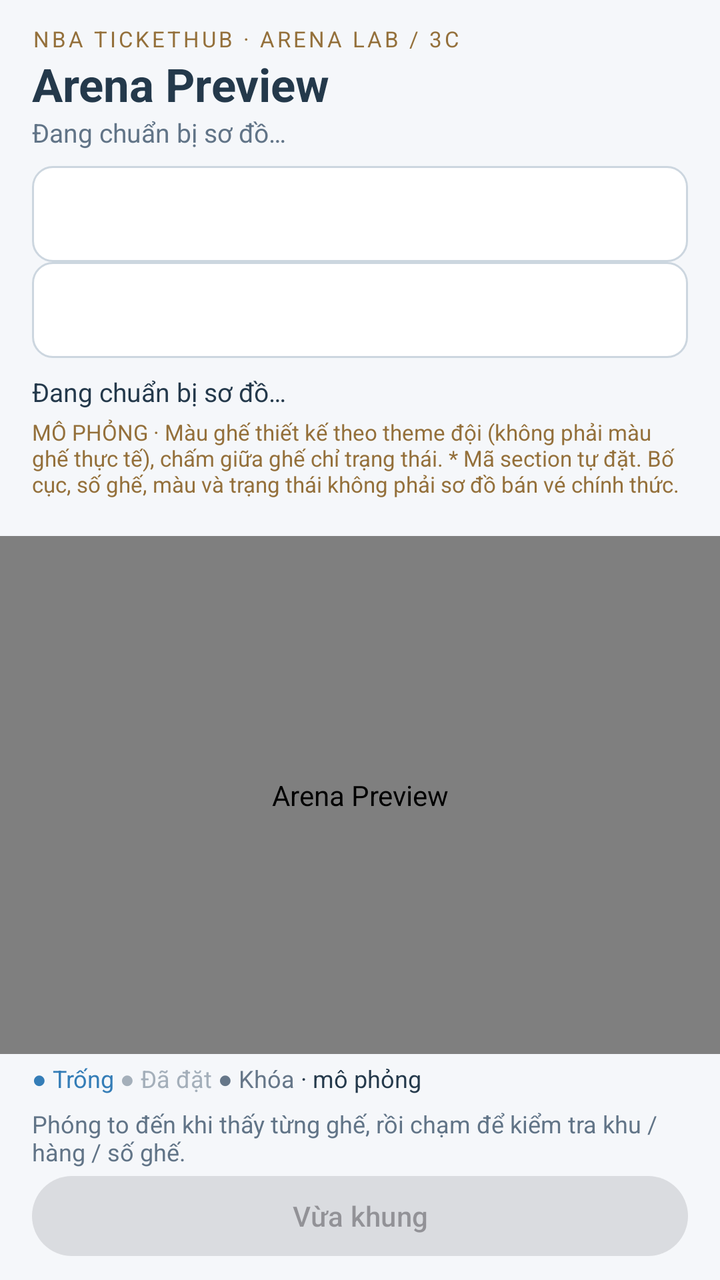
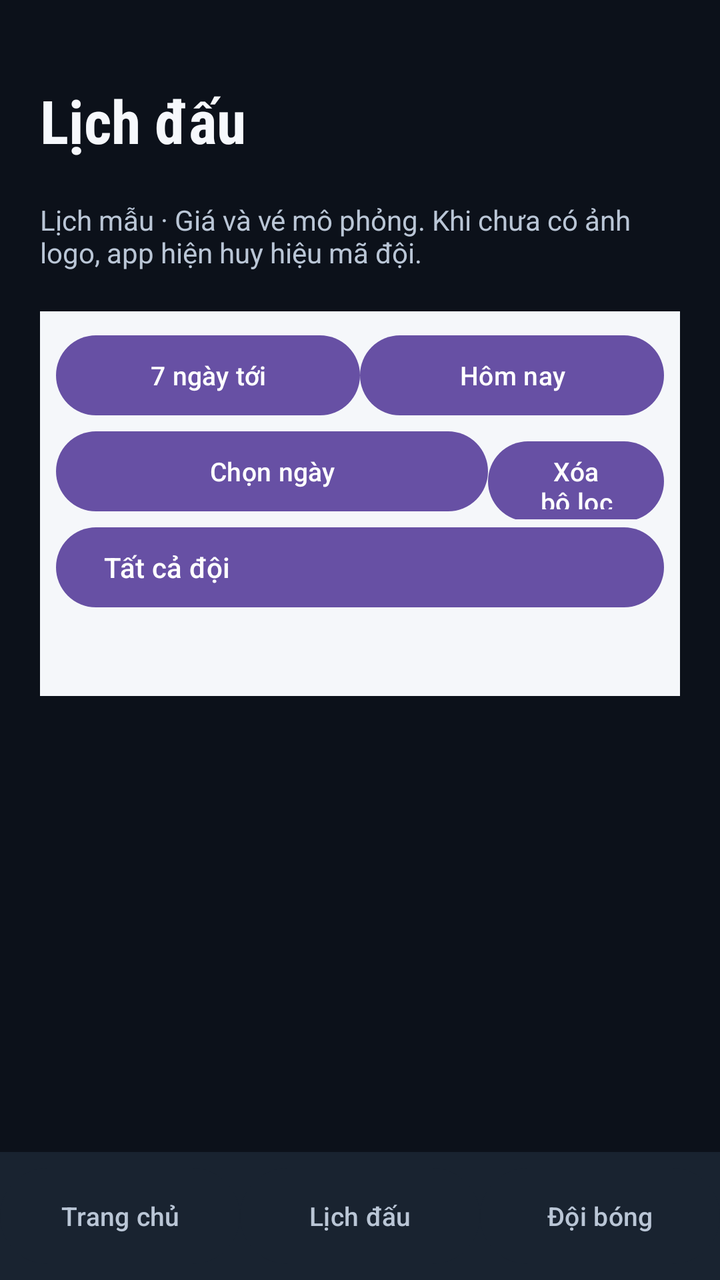

Screens rendered from an Android XML layout before and after an edit, with the pre-edit source and the edit as a unified diff.
<!-- AndroidManifest.xml: application theme Theme.NbaTicketHub -->
<!-- res/layout/activity_main.xml -->
<?xml version="1.0" encoding="utf-8"?>
<LinearLayout xmlns:android="http://schemas.android.com/apk/res/android"
    android:id="@+id/main" android:layout_width="match_parent" android:layout_height="match_parent"
    android:orientation="vertical" android:background="@color/preview_surface">
    <LinearLayout android:layout_width="match_parent" android:layout_height="wrap_content"
        android:paddingHorizontal="16dp" android:paddingTop="12dp" android:orientation="vertical">
        <TextView android:layout_width="match_parent" android:layout_height="wrap_content"
            android:text="@string/preview_eyebrow" android:textSize="11sp"
            android:textColor="@color/preview_accent" android:letterSpacing="0.12" />
        <TextView android:id="@+id/venue_title" android:layout_width="match_parent" android:layout_height="wrap_content"
            android:text="@string/preview_title" android:textSize="23sp" android:textStyle="bold" android:textColor="@color/preview_text" />
        <TextView android:id="@+id/venue_subtitle" android:layout_width="match_parent" android:layout_height="wrap_content"
            android:text="@string/preview_loading" android:textColor="@color/preview_muted" android:textSize="13sp" />
        <Spinner android:id="@+id/arena_selector" android:layout_width="match_parent" android:layout_height="48dp"
            android:layout_marginTop="8dp" android:background="@drawable/preview_selector"
            android:popupBackground="@color/preview_selector_surface" android:theme="@style/ThemeOverlay.AppCompat.Light"
            android:contentDescription="@string/arena_selector" android:enabled="false" />
        <Spinner android:id="@+id/theme_selector" android:layout_width="match_parent"
            android:layout_height="48dp" android:contentDescription="@string/theme_selector"
            android:enabled="false" android:background="@drawable/preview_selector"
            android:popupBackground="@color/preview_selector_surface" android:theme="@style/ThemeOverlay.AppCompat.Light" />
        <TextView android:id="@+id/preview_status" android:layout_width="match_parent" android:layout_height="wrap_content"
            android:layout_marginTop="8dp" android:text="@string/preview_loading" android:textColor="@color/preview_text"
            android:textSize="13sp" android:accessibilityLiveRegion="polite" />
        <TextView android:layout_width="match_parent" android:layout_height="wrap_content" android:layout_marginTop="4dp"
            android:text="@string/simulation_notice" android:textColor="@color/preview_accent" android:textSize="11sp" />
    </LinearLayout>
    <TextView android:id="@+id/tier_legend" android:layout_width="match_parent"
        android:layout_height="wrap_content" android:paddingHorizontal="16dp"
        android:textColor="@color/preview_text" android:textSize="11sp" />
    <com.example.nbatickethub.ui.arena.ArenaView android:id="@+id/arena_view"
        android:layout_width="match_parent" android:layout_height="0dp" android:layout_weight="1"
        android:layout_marginVertical="4dp" android:contentDescription="@string/preview_title" />
    <LinearLayout android:layout_width="match_parent" android:layout_height="wrap_content"
        android:paddingHorizontal="16dp" android:paddingBottom="8dp" android:orientation="vertical">
        <TextView android:layout_width="match_parent" android:layout_height="wrap_content"
            android:id="@+id/status_legend" android:text="@string/seat_legend" android:textColor="@color/preview_text" android:textSize="12sp" />
        <TextView android:id="@+id/seat_debug" android:layout_width="match_parent" android:layout_height="wrap_content"
            android:layout_marginTop="6dp" android:text="@string/seat_debug_pending" android:textColor="@color/preview_muted" android:textSize="12sp" />
        <Button android:id="@+id/reset_view" android:layout_width="match_parent" android:layout_height="48dp"
            android:enabled="false" android:text="@string/reset_view" />
    </LinearLayout>
</LinearLayout>
<!-- resources referenced by this layout -->
<resources>
  <color name="preview_accent">#94703B</color>
  <color name="preview_muted">#617487</color>
  <color name="preview_selector_surface">#FFFFFF</color>
  <color name="preview_surface">#F5F7FA</color>
  <color name="preview_text">#24394B</color>
  <!-- drawable preview_selector (drawable) -->
  <?xml version="1.0" encoding="utf-8"?>
  <shape xmlns:android="http://schemas.android.com/apk/res/android">
      <solid android:color="@color/preview_selector_surface" />
      <corners android:radius="10dp" />
      <stroke android:width="1dp" android:color="@color/preview_border" />
      <padding android:left="12dp" android:right="12dp" />
  </shape>
  <string name="arena_selector">Chọn sân để xem sơ đồ mô phỏng</string>
  <string name="preview_eyebrow">NBA TICKETHUB · ARENA LAB / 3C</string>
  <string name="preview_loading">Đang chuẩn bị sơ đồ…</string>
  <string name="preview_title">Arena Preview</string>
  <string name="reset_view">Vừa khung</string>
  <string name="seat_debug_pending">Phóng to đến khi thấy từng ghế, rồi chạm để kiểm tra khu / hàng / số ghế.</string>
  <string name="seat_legend"><font color="#347DB7">● Trống</font>　<font color="#A4AFBA">● Đã đặt</font>　<font color="#667789">● Khóa</font> · mô phỏng</string>
  <string name="simulation_notice">MÔ PHỎNG · Màu ghế thiết kế theo theme đội (không phải màu ghế thực tế), chấm giữa ghế chỉ trạng thái. * Mã section tự đặt. Bố cục, số ghế, màu và trạng thái không phải sơ đồ bán vé chính thức.</string>
  <string name="theme_selector">Theme mô phỏng theo đội nhà hoặc cấu hình trận</string>
  <style name="Theme.NbaTicketHub" parent="Base.Theme.NbaTicketHub" />
  <color name="preview_border">#CCD6DF</color>
  <style name="Base.Theme.NbaTicketHub" parent="Theme.Material3.DayNight.NoActionBar">
          
          
      </style>
</resources>

<!-- the commit's change to res/layout/activity_main.xml (unified diff, before → after) -->
@@ -1,43 +1,116 @@
 <?xml version="1.0" encoding="utf-8"?>
-<LinearLayout xmlns:android="http://schemas.android.com/apk/res/android"
-    android:id="@+id/main" android:layout_width="match_parent" android:layout_height="match_parent"
-    android:orientation="vertical" android:background="@color/preview_surface">
-    <LinearLayout android:layout_width="match_parent" android:layout_height="wrap_content"
-        android:paddingHorizontal="16dp" android:paddingTop="12dp" android:orientation="vertical">
-        <TextView android:layout_width="match_parent" android:layout_height="wrap_content"
-            android:text="@string/preview_eyebrow" android:textSize="11sp"
-            android:textColor="@color/preview_accent" android:letterSpacing="0.12" />
-        <TextView android:id="@+id/venue_title" android:layout_width="match_parent" android:layout_height="wrap_content"
-            android:text="@string/preview_title" android:textSize="23sp" android:textStyle="bold" android:textColor="@color/preview_text" />
-        <TextView android:id="@+id/venue_subtitle" android:layout_width="match_parent" android:layout_height="wrap_content"
-            android:text="@string/preview_loading" android:textColor="@color/preview_muted" android:textSize="13sp" />
-        <Spinner android:id="@+id/arena_selector" android:layout_width="match_parent" android:layout_height="48dp"
-            android:layout_marginTop="8dp" android:background="@drawable/preview_selector"
-            android:popupBackground="@color/preview_selector_surface" android:theme="@style/ThemeOverlay.AppCompat.Light"
-            android:contentDescription="@string/arena_selector" android:enabled="false" />
-        <Spinner android:id="@+id/theme_selector" android:layout_width="match_parent"
-            android:layout_height="48dp" android:contentDescription="@string/theme_selector"
-            android:enabled="false" android:background="@drawable/preview_selector"
-            android:popupBackground="@color/preview_selector_surface" android:theme="@style/ThemeOverlay.AppCompat.Light" />
-        <TextView android:id="@+id/preview_status" android:layout_width="match_parent" android:layout_height="wrap_content"
-            android:layout_marginTop="8dp" android:text="@string/preview_loading" android:textColor="@color/preview_text"
-            android:textSize="13sp" android:accessibilityLiveRegion="polite" />
-        <TextView android:layout_width="match_parent" android:layout_height="wrap_content" android:layout_marginTop="4dp"
-            android:text="@string/simulation_notice" android:textColor="@color/preview_accent" android:textSize="11sp" />
-    </LinearLayout>
-    <TextView android:id="@+id/tier_legend" android:layout_width="match_parent"
-        android:layout_height="wrap_content" android:paddingHorizontal="16dp"
-        android:textColor="@color/preview_text" android:textSize="11sp" />
-    <com.example.nbatickethub.ui.arena.ArenaView android:id="@+id/arena_view"
-        android:layout_width="match_parent" android:layout_height="0dp" android:layout_weight="1"
-        android:layout_marginVertical="4dp" android:contentDescription="@string/preview_title" />
-    <LinearLayout android:layout_width="match_parent" android:layout_height="wrap_content"
-        android:paddingHorizontal="16dp" android:paddingBottom="8dp" android:orientation="vertical">
-        <TextView android:layout_width="match_parent" android:layout_height="wrap_content"
-            android:id="@+id/status_legend" android:text="@string/seat_legend" android:textColor="@color/preview_text" android:textSize="12sp" />
-        <TextView android:id="@+id/seat_debug" android:layout_width="match_parent" android:layout_height="wrap_content"
-            android:layout_marginTop="6dp" android:text="@string/seat_debug_pending" android:textColor="@color/preview_muted" android:textSize="12sp" />
-        <Button android:id="@+id/reset_view" android:layout_width="match_parent" android:layout_height="48dp"
-            android:enabled="false" android:text="@string/reset_view" />
+<LinearLayout xmlns:android="http://schemas.android.com/apk/res/android" xmlns:app="http://schemas.android.com/apk/res-auto" android:id="@+id/main" android:layout_width="match_parent" android:layout_height="match_parent" android:orientation="vertical" android:background="@color/preview_surface">
+    <include layout="@layout/browse_shell" />
+    <LinearLayout android:id="@+id/arena_screen" android:layout_width="match_parent" android:layout_height="match_parent" android:orientation="vertical" android:visibility="gone">
+        <LinearLayout android:id="@+id/arena_header" android:layout_width="match_parent" android:layout_height="wrap_content" android:gravity="center_vertical" android:paddingHorizontal="12dp">
+            <LinearLayout android:layout_width="0dp" android:layout_weight="1" android:layout_height="wrap_content" android:orientation="vertical">
+                <TextView android:id="@+id/venue_title" android:layout_width="match_parent" android:layout_height="wrap_content" android:textSize="22sp" android:textStyle="bold" />
+                <TextView android:id="@+id/venue_subtitle" android:layout_width="match_parent" android:layout_height="wrap_content" android:textSize="11sp" android:maxLines="2" />
+            </LinearLayout>
+            <Button android:id="@+id/show_games" android:layout_width="wrap_content" android:layout_height="56dp" android:text="@string/change_match" android:textSize="12sp" />
+        </LinearLayout>
+        <androidx.coordinatorlayout.widget.CoordinatorLayout android:id="@+id/arena_stage" android:layout_width="match_parent" android:layout_height="0dp" android:layout_weight="1">
+            <LinearLayout android:layout_width="match_parent" android:layout_height="match_parent" android:orientation="vertical">
+        <LinearLayout android:layout_width="match_parent" android:layout_height="48dp" android:gravity="center_vertical">
+            <Spinner android:visibility="gone" android:id="@+id/level_filter" android:layout_width="0dp" android:layout_weight="1" android:layout_height="48dp" android:contentDescription="@string/filter_level" />
+            <Spinner android:visibility="gone" android:id="@+id/section_filter" android:layout_width="0dp" android:layout_weight="1" android:layout_height="48dp" android:contentDescription="@string/filter_section" />
+            <Spinner android:id="@+id/type_filter" android:layout_width="0dp" android:layout_weight="1" android:layout_height="48dp" android:contentDescription="@string/ticket_type" />
+            <Spinner android:id="@+id/budget_filter" android:layout_width="0dp" android:layout_weight="1" android:layout_height="48dp" android:contentDescription="@string/ticket_budget" />
+            <Button android:id="@+id/clear_filter" android:layout_width="48dp" android:layout_height="48dp" android:text="@string/clear_filter_short" android:contentDescription="@string/clear_filter" android:padding="0dp" />
+            <Button android:id="@+id/reset_view" android:layout_width="80dp" android:layout_height="48dp" android:text="@string/reset_view" android:padding="0dp" android:textSize="12sp" />
+        </LinearLayout>
+        <TextView android:id="@+id/preview_status" android:layout_width="match_parent" android:layout_height="28dp" android:textSize="11sp" android:paddingHorizontal="12dp" android:textColor="@color/preview_text" android:accessibilityLiveRegion="polite" />
+        <TextView android:id="@+id/status_legend" android:layout_width="match_parent" android:layout_height="28dp" android:textSize="11sp" android:paddingHorizontal="12dp" android:textColor="@color/preview_text" />
+        <TextView android:id="@+id/tier_legend" android:layout_width="match_parent" android:layout_height="wrap_content" android:visibility="gone" />
+            <com.example.nbatickethub.ui.arena.ArenaView android:id="@+id/arena_view" android:layout_width="match_parent" android:layout_height="0dp" android:layout_weight="1" android:paddingBottom="64dp" />
+            </LinearLayout>
+            <LinearLayout android:id="@+id/seat_sheet" android:layout_width="match_parent" android:layout_height="440dp" android:layout_gravity="top|end" android:orientation="vertical" android:background="#FFFFFF" android:elevation="10dp" app:layout_behavior="com.google.android.material.bottomsheet.BottomSheetBehavior" app:behavior_peekHeight="64dp" app:behavior_fitToContents="true">
+                <LinearLayout android:layout_width="match_parent" android:layout_height="64dp" android:gravity="center_vertical" android:paddingHorizontal="12dp">
+                    <TextView android:id="@+id/selection_summary" android:layout_width="0dp" android:layout_weight="1" android:layout_height="wrap_content" android:textSize="15sp" android:textStyle="bold" android:textColor="#10283F" />
+                    <Button android:id="@+id/cancel_change" android:layout_width="wrap_content" android:layout_height="48dp" android:text="@string/cancel_change" android:visibility="gone" android:textSize="12sp" />
+                    <Button android:id="@+id/toggle_sheet" android:layout_width="wrap_content" android:layout_height="48dp" android:text="@string/details" android:textSize="12sp" />
+                </LinearLayout>
+                <LinearLayout android:id="@+id/ticket_body" android:layout_width="match_parent" android:layout_height="0dp" android:layout_weight="1" android:orientation="vertical">
+                <ListView android:id="@+id/selected_list" android:layout_width="match_parent" android:layout_height="0dp" android:layout_weight="1" android:dividerHeight="1dp" android:background="#FFFFFF" android:contentDescription="@string/section_tickets" />
+                </LinearLayout>
+                <LinearLayout android:layout_width="match_parent" android:layout_height="56dp" android:paddingHorizontal="8dp" android:gravity="center_vertical">
+                    <Button android:id="@+id/change_seat" android:layout_width="0dp" android:layout_weight="1" android:layout_height="48dp" android:text="@string/change_seat" />
+                    <Button android:id="@+id/toggle_seat" android:layout_width="0dp" android:layout_weight="1" android:layout_height="48dp" android:text="@string/confirm_seat" />
+                </LinearLayout>
+            </LinearLayout>
+        </androidx.coordinatorlayout.widget.CoordinatorLayout>
     </LinearLayout>
 </LinearLayout>
+<!-- res/layout/browse_shell.xml (included above) -->
+<?xml version="1.0" encoding="utf-8"?>
+<LinearLayout xmlns:android="http://schemas.android.com/apk/res/android" android:id="@+id/browse_shell" android:layout_width="match_parent" android:layout_height="match_parent" android:orientation="vertical" android:background="@color/browse_background">
+    <FrameLayout android:layout_width="match_parent" android:layout_height="0dp" android:layout_weight="1">
+        <ScrollView android:id="@+id/browse_home" android:layout_width="match_parent" android:layout_height="match_parent" android:fillViewport="true">
+            <LinearLayout android:layout_width="match_parent" android:layout_height="wrap_content" android:orientation="vertical" android:padding="16dp">
+                <TextView style="@style/BrowseEyebrow" android:text="@string/browse_brand" />
+                <TextView style="@style/BrowseHeading" android:text="@string/browse_headline" />
+                <LinearLayout android:id="@+id/featured_match" android:layout_width="match_parent" android:layout_height="wrap_content" android:orientation="vertical" />
+                <TextView style="@style/BrowseHeading" android:text="@string/browse_upcoming" />
+                <LinearLayout android:id="@+id/upcoming_matches" android:layout_width="match_parent" android:layout_height="wrap_content" android:orientation="vertical" />
+                <Button android:id="@+id/browse_all_matches" android:layout_width="match_parent" android:layout_height="48dp" android:text="@string/browse_all_matches" />
+                <TextView style="@style/BrowseHeading" android:text="@string/browse_explore_teams" />
+                <LinearLayout android:id="@+id/home_teams" android:layout_width="match_parent" android:layout_height="wrap_content" android:orientation="vertical" />
+                <TextView style="@style/BrowseEyebrow" android:text="@string/browse_mock_notice" />
+            </LinearLayout>
+        </ScrollView>
+        <include layout="@layout/calendar_screen" />
+        <ScrollView android:id="@+id/browse_teams" android:layout_width="match_parent" android:layout_height="match_parent" android:visibility="gone">
+            <LinearLayout android:layout_width="match_parent" android:layout_height="wrap_content" android:orientation="vertical" android:padding="16dp">
+                <TextView style="@style/BrowseEyebrow" android:text="@string/browse_brand" />
+                <TextView style="@style/BrowseHeading" android:text="@string/nav_teams" />
+                <TextView style="@style/BrowseEyebrow" android:text="@string/browse_team_hint" />
+                <LinearLayout android:id="@+id/browse_team_grid" android:layout_width="match_parent" android:layout_height="wrap_content" android:orientation="vertical" />
+            </LinearLayout>
+        </ScrollView>
+        <LinearLayout android:id="@+id/browse_detail" android:layout_width="match_parent" android:layout_height="match_parent" android:orientation="vertical" android:visibility="gone">
+            <Button android:id="@+id/detail_back" android:layout_width="wrap_content" android:layout_height="48dp" android:text="@string/browse_back" android:backgroundTint="@android:color/transparent" android:textColor="@color/browse_text" />
+            <ScrollView android:id="@+id/detail_scroll" android:layout_width="match_parent" android:layout_height="0dp" android:layout_weight="1" android:fillViewport="true">
+                <LinearLayout android:layout_width="match_parent" android:layout_height="wrap_content" android:orientation="vertical" android:padding="16dp">
+                    <TextView style="@style/BrowseHeading" android:text="@string/browse_detail_title" />
+                    <LinearLayout android:id="@+id/detail_poster" android:layout_width="match_parent" android:layout_height="wrap_content" android:orientation="vertical" />
+                    <TextView style="@style/BrowseEyebrow" android:text="@string/browse_detail_hint" />
+                </LinearLayout>
+            </ScrollView>
+            <LinearLayout android:layout_width="match_parent" android:layout_height="wrap_content" android:gravity="center_vertical" android:padding="12dp" android:background="@color/browse_surface">
+                <TextView android:id="@+id/detail_price" android:layout_width="0dp" android:layout_weight="1" android:layout_height="wrap_content" android:textColor="@color/browse_text" android:textSize="18sp" android:textStyle="bold" />
+                <Button android:id="@+id/detail_choose_seats" android:layout_width="wrap_content" android:layout_height="56dp" android:minWidth="144dp" android:text="@string/browse_choose_seats" android:backgroundTint="@color/browse_accent" android:textColor="@color/browse_background" />
+            </LinearLayout>
+        </LinearLayout>
+    </FrameLayout>
+    <LinearLayout android:id="@+id/browse_nav" android:layout_width="match_parent" android:layout_height="64dp" android:gravity="center_vertical" android:background="@color/browse_surface">
+        <Button android:id="@+id/nav_home" style="@style/BrowseNav" android:text="@string/nav_home" />
+        <Button android:id="@+id/nav_schedule" style="@style/BrowseNav" android:text="@string/nav_schedule" />
+        <Button android:id="@+id/nav_teams" style="@style/BrowseNav" android:text="@string/nav_teams" />
+    </LinearLayout>
+</LinearLayout>
+<!-- res/layout/calendar_screen.xml (included above) -->
+<?xml version="1.0" encoding="utf-8"?>
+<ScrollView xmlns:android="http://schemas.android.com/apk/res/android" android:id="@+id/game_picker" android:layout_width="match_parent" android:layout_height="match_parent" android:fillViewport="true" android:background="@color/browse_background" android:saveEnabled="false">
+        <LinearLayout android:layout_width="match_parent" android:layout_height="wrap_content" android:orientation="vertical" android:padding="20dp">
+            <TextView android:layout_width="match_parent" android:layout_height="wrap_content" android:text="@string/nav_schedule" android:textSize="30sp" android:textStyle="bold" android:fontFamily="sans-serif-condensed" android:textColor="@color/browse_text" android:paddingVertical="20dp" />
+            <TextView android:layout_width="match_parent" android:layout_height="wrap_content" android:text="@string/sample_notice" android:textColor="@color/browse_muted" android:paddingBottom="20dp" />
+            <include layout="@layout/match_filters" />
+            <LinearLayout android:id="@+id/game_cards" android:layout_width="match_parent" android:layout_height="wrap_content" android:orientation="vertical" />
+        </LinearLayout>
+    </ScrollView>
+<!-- res/layout/match_filters.xml (included above) -->
+<?xml version="1.0" encoding="utf-8"?>
+<LinearLayout xmlns:android="http://schemas.android.com/apk/res/android" android:layout_width="match_parent" android:layout_height="wrap_content" android:orientation="vertical" android:background="@color/preview_surface" android:padding="8dp">
+    <LinearLayout android:layout_width="match_parent" android:layout_height="48dp">
+        <Button android:id="@+id/match_seven_days" android:layout_width="0dp" android:layout_weight="1" android:layout_height="48dp" android:text="@string/next_seven_days" android:textSize="13sp" />
+        <Button android:id="@+id/match_today" android:layout_width="0dp" android:layout_weight="1" android:layout_height="48dp" android:text="@string/match_today" android:textSize="13sp" />
+    </LinearLayout>
+    <LinearLayout android:layout_width="match_parent" android:layout_height="48dp">
+        <Button android:id="@+id/match_date" android:layout_width="0dp" android:layout_weight="1" android:layout_height="48dp" android:text="@string/pick_match_day" android:textSize="13sp" />
+        <Button android:id="@+id/match_clear" android:layout_width="88dp" android:layout_height="48dp" android:text="@string/clear_filter" android:textSize="13sp" />
+    </LinearLayout>
+    <Button android:id="@+id/match_team" android:layout_width="match_parent" android:layout_height="48dp" android:text="@string/all_teams" android:gravity="center_vertical|start" android:drawablePadding="12dp" android:textSize="14sp" />
+    <CheckBox android:id="@+id/match_home_only" android:layout_width="match_parent" android:layout_height="48dp" android:text="@string/home_only" android:visibility="gone" android:textColor="@color/preview_text" />
+    <TextView android:id="@+id/match_filter_summary" android:layout_width="match_parent" android:layout_height="wrap_content" android:paddingVertical="8dp" android:textSize="12sp" android:textColor="@color/preview_muted" android:accessibilityLiveRegion="polite" />
+    <TextView android:id="@+id/match_empty" android:layout_width="match_parent" android:layout_height="wrap_content" android:paddingVertical="24dp" android:text="@string/no_matching_games" android:textSize="16sp" android:textColor="@color/preview_text" android:visibility="gone" />
+</LinearLayout>
<!-- resource entries referenced after the edit -->
@@ -1,29 +1,74 @@
 <!-- resources referenced by this layout -->
 <resources>
-  <color name="preview_accent">#94703B</color>
+  <color name="browse_accent">#FFC95B</color>
+  <color name="browse_background">#0C111A</color>
+  <color name="browse_muted">#BAC6D6</color>
+  <color name="browse_surface">#192330</color>
+  <color name="browse_text">#F6F8FC</color>
   <color name="preview_muted">#617487</color>
-  <color name="preview_selector_surface">#FFFFFF</color>
   <color name="preview_surface">#F5F7FA</color>
   <color name="preview_text">#24394B</color>
-  <!-- drawable preview_selector (drawable) -->
-  <?xml version="1.0" encoding="utf-8"?>
-  <shape xmlns:android="http://schemas.android.com/apk/res/android">
-      <solid android:color="@color/preview_selector_surface" />
-      <corners android:radius="10dp" />
-      <stroke android:width="1dp" android:color="@color/preview_border" />
-      <padding android:left="12dp" android:right="12dp" />
-  </shape>
-  <string name="arena_selector">Chọn sân để xem sơ đồ mô phỏng</string>
-  <string name="preview_eyebrow">NBA TICKETHUB · ARENA LAB / 3C</string>
-  <string name="preview_loading">Đang chuẩn bị sơ đồ…</string>
-  <string name="preview_title">Arena Preview</string>
+  <string name="all_teams">Tất cả đội</string>
+  <string name="browse_all_matches">Xem toàn bộ lịch đấu</string>
+  <string name="browse_back">‹ Quay lại</string>
+  <string name="browse_brand">NBA TICKETHUB · LỊCH MẪU</string>
+  <string name="browse_choose_seats">Chọn ghế</string>
+  <string name="browse_detail_hint">Chọn khu trên toàn sân để xem góc nhìn mô phỏng và vé. Bạn chỉ xác nhận ghế sau khi xem hàng, số ghế và giá.</string>
+  <string name="browse_detail_title">Đêm thi đấu</string>
+  <string name="browse_explore_teams">Khám phá theo đội</string>
+  <string name="browse_headline">Sẵn sàng vào sân.</string>
+  <string name="browse_mock_notice">Lịch, giá và tình trạng vé đều mô phỏng. Chưa đặt vé hoặc thanh toán.</string>
+  <string name="browse_team_hint">30 đội · Xem cả trận sân nhà và sân khách.</string>
+  <string name="browse_upcoming">Trận sắp tới</string>
+  <string name="cancel_change">Hủy đổi</string>
+  <string name="change_match">Đổi trận</string>
+  <string name="change_seat">Đổi ghế</string>
+  <string name="clear_filter">Xóa bộ lọc</string>
+  <string name="clear_filter_short">Xóa lọc</string>
+  <string name="confirm_seat">Chọn ghế</string>
+  <string name="details">Chi tiết</string>
+  <string name="filter_level">Lọc tầng</string>
+  <string name="filter_section">Lọc khu</string>
+  <string name="home_only">Chỉ sân nhà</string>
+  <string name="match_today">Hôm nay</string>
+  <string name="nav_home">Trang chủ</string>
+  <string name="nav_schedule">Lịch đấu</string>
+  <string name="nav_teams">Đội bóng</string>
+  <string name="next_seven_days">7 ngày tới</string>
+  <string name="no_matching_games">Không có trận chưa bắt đầu khớp bộ lọc. Hãy đổi ngày, đội hoặc xóa lọc.</string>
+  <string name="pick_match_day">Chọn ngày</string>
   <string name="reset_view">Vừa khung</string>
-  <string name="seat_debug_pending">Phóng to đến khi thấy từng ghế, rồi chạm để kiểm tra khu / hàng / số ghế.</string>
-  <string name="seat_legend"><font color="#347DB7">● Trống</font>　<font color="#A4AFBA">● Đã đặt</font>　<font color="#667789">● Khóa</font> · mô phỏng</string>
-  <string name="simulation_notice">MÔ PHỎNG · Màu ghế thiết kế theo theme đội (không phải màu ghế thực tế), chấm giữa ghế chỉ trạng thái. * Mã section tự đặt. Bố cục, số ghế, màu và trạng thái không phải sơ đồ bán vé chính thức.</string>
-  <string name="theme_selector">Theme mô phỏng theo đội nhà hoặc cấu hình trận</string>
+  <string name="sample_notice">Lịch mẫu · Giá và vé mô phỏng. Khi chưa có ảnh logo, app hiện huy hiệu mã đội.</string>
+  <string name="section_tickets">Vé trong khu</string>
+  <string name="ticket_budget">Ngân sách</string>
+  <string name="ticket_type">Loại ghế</string>
+  <style name="BrowseEyebrow">
+          <item name="android:layout_width">match_parent</item>
+          <item name="android:layout_height">wrap_content</item>
+          <item name="android:textColor">@color/browse_muted</item>
+          <item name="android:textSize">13sp</item>
+          <item name="android:paddingTop">8dp</item>
+          <item name="android:paddingBottom">8dp</item>
+      </style>
+  <style name="BrowseHeading">
+          <item name="android:layout_width">match_parent</item>
+          <item name="android:layout_height">wrap_content</item>
+          <item name="android:textColor">@color/browse_text</item>
+          <item name="android:fontFamily">sans-serif-condensed</item>
+          <item name="android:textStyle">bold</item>
+          <item name="android:textSize">28sp</item>
+          <item name="android:paddingTop">12dp</item>
+          <item name="android:paddingBottom">12dp</item>
+      </style>
+  <style name="BrowseNav">
+          <item name="android:layout_width">0dp</item>
+          <item name="android:layout_weight">1</item>
+          <item name="android:layout_height">56dp</item>
+          <item name="android:textSize">13sp</item>
+          <item name="android:backgroundTint">@color/browse_surface</item>
+          <item name="android:textColor">@color/browse_muted</item>
+      </style>
   <style name="Theme.NbaTicketHub" parent="Base.Theme.NbaTicketHub" />
-  <color name="preview_border">#CCD6DF</color>
   <style name="Base.Theme.NbaTicketHub" parent="Theme.Material3.DayNight.NoActionBar">
           
           
